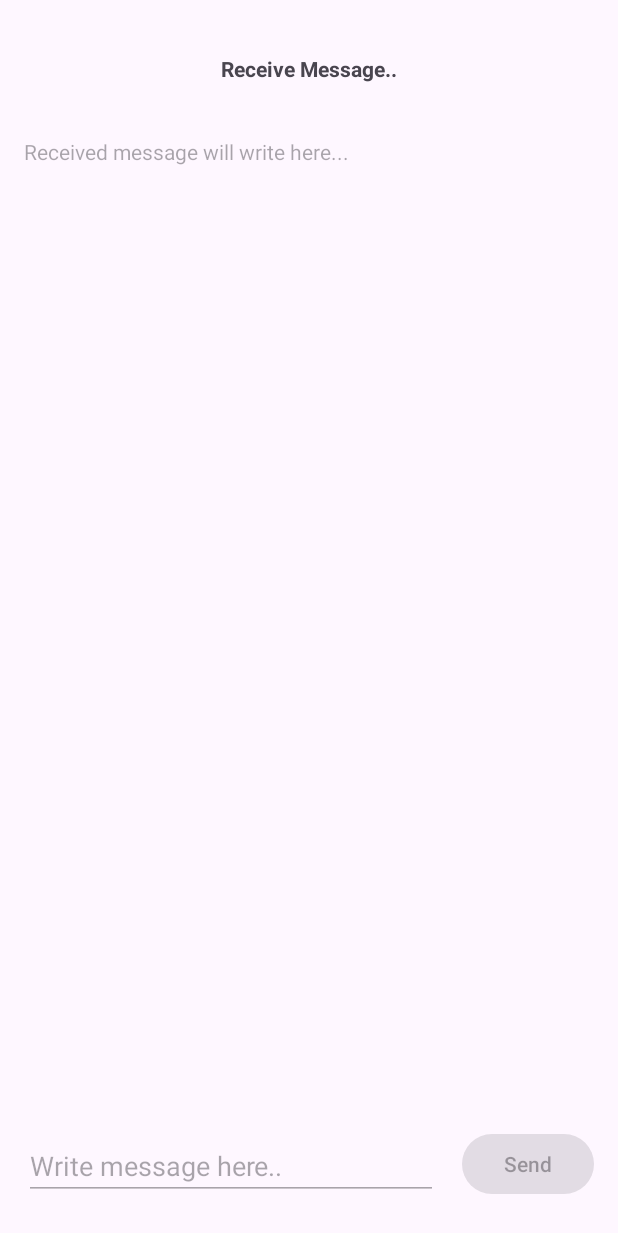
After one commit to MazenAbdelgawad/Android-Bluetooth-Library, an Android app: the MessagesActivity screen opened directly, with no data from a screen before it, on a phone screen of 412 x 824 dp. The commit adds this screen. Shown: the top 1233 px of the screen. Run offline under Robolectric (Android 15) with nearby library versions, the phone set to English and light mode, and no system bars.

Commit message:
Handle demo app for BluetoothKit to send & recieve messages

```diff
--- a/app/build.gradle.kts
+++ b/app/build.gradle.kts
@@ -36,7 +36,6 @@ android {
 }
 
 dependencies {
-
     implementation("androidx.core:core-ktx:1.12.0")
     implementation("androidx.appcompat:appcompat:1.6.1")
     implementation("com.google.android.material:material:1.11.0")
@@ -44,4 +43,7 @@ dependencies {
     testImplementation("junit:junit:4.13.2")
     androidTestImplementation("androidx.test.ext:junit:1.1.5")
     androidTestImplementation("androidx.test.espresso:espresso-core:3.5.1")
+
+    //implementation android-bluetooth-library
+    implementation(project(mapOf("path" to ":android-bluetooth-library")))
 }
--- a/app/src/main/AndroidManifest.xml
+++ b/app/src/main/AndroidManifest.xml
@@ -13,6 +13,12 @@
         android:theme="@style/Theme.AndroidBluetoothLibrary"
         tools:targetApi="31">
         <activity
+            android:name=".SelectDeviceActivity"
+            android:exported="false" />
+        <activity
+            android:name=".MessagesActivity"
+            android:exported="false" />
+        <activity
             android:name=".MainActivity"
             android:exported="true">
             <intent-filter>
--- /dev/null
+++ b/app/src/main/java/com/mazenabdelgawad/androidbluetooth/Utils.kt
@@ -0,0 +1,50 @@
+package com.mazenabdelgawad.androidbluetooth
+
+import android.Manifest
+import android.content.pm.PackageManager
+import android.os.Build
+import androidx.appcompat.app.AlertDialog
+import androidx.appcompat.app.AppCompatActivity
+
+const val REQUEST_ENABLE_BLUETOOTH = 100
+const val PERMISSION_REQUEST_LOCATION = 200
+const val HOST_BLUETOOTH_DEVICE = "HOST_BLUETOOTH_DEVICE"
+
+fun AppCompatActivity.checkPermission(): Boolean {
+    if (Build.VERSION.SDK_INT < Build.VERSION_CODES.M) return true
+
+    val permissions = mutableListOf(
+        Manifest.permission.ACCESS_COARSE_LOCATION,
+        Manifest.permission.ACCESS_FINE_LOCATION,
+    )
+
+    if (Build.VERSION.SDK_INT >= Build.VERSION_CODES.S) {
+        permissions.add(Manifest.permission.BLUETOOTH_CONNECT)
+        permissions.add(Manifest.permission.BLUETOOTH_SCAN)
+        permissions.add(Manifest.permission.BLUETOOTH_ADVERTISE)
+    }
+
+    if (this.checkSelfPermission(Manifest.permission.ACCESS_COARSE_LOCATION) != PackageManager.PERMISSION_GRANTED
+        || this.checkSelfPermission(Manifest.permission.ACCESS_FINE_LOCATION) != PackageManager.PERMISSION_GRANTED
+        || (Build.VERSION.SDK_INT >= Build.VERSION_CODES.S &&
+                (this.checkSelfPermission(Manifest.permission.BLUETOOTH_CONNECT) != PackageManager.PERMISSION_GRANTED
+                        || this.checkSelfPermission(Manifest.permission.BLUETOOTH_SCAN) != PackageManager.PERMISSION_GRANTED
+                        || this.checkSelfPermission(Manifest.permission.BLUETOOTH_ADVERTISE) != PackageManager.PERMISSION_GRANTED)
+                )
+    ) {
+        val builder = AlertDialog.Builder(this)
+        builder.setTitle("Permission Request")
+        builder.setMessage("Please grant location access to enable find bluetooth devices")
+        builder.setPositiveButton(android.R.string.ok, null)
+        builder.setOnDismissListener {
+            requestPermissions(
+                permissions.toTypedArray(),
+                PERMISSION_REQUEST_LOCATION
+            )
+        }
+        builder.show()
+        return false;
+    } else {
+        return true
+    }
+}
--- /dev/null
+++ b/app/src/main/res/layout/activity_messages.xml
@@ -0,0 +1,57 @@
+<?xml version="1.0" encoding="utf-8"?>
+<androidx.constraintlayout.widget.ConstraintLayout xmlns:android="http://schemas.android.com/apk/res/android"
+    xmlns:app="http://schemas.android.com/apk/res-auto"
+    xmlns:tools="http://schemas.android.com/tools"
+    android:layout_width="match_parent"
+    android:layout_height="match_parent"
+    tools:context=".MessagesActivity">
+
+    <TextView
+        android:id="@+id/textView2"
+        android:layout_width="wrap_content"
+        android:layout_height="wrap_content"
+        android:layout_marginTop="36dp"
+        android:text="Receive Message.."
+        android:textStyle="bold"
+        app:layout_constraintEnd_toEndOf="parent"
+        app:layout_constraintStart_toStartOf="parent"
+        app:layout_constraintTop_toTopOf="parent" />
+
+    <TextView
+        android:id="@+id/received_message"
+        android:layout_width="match_parent"
+        android:layout_height="0dp"
+        android:layout_marginStart="16dp"
+        android:layout_marginTop="36dp"
+        android:layout_marginEnd="16dp"
+        android:layout_marginBottom="24dp"
+        android:hint="Received message will write here..."
+        android:scrollHorizontally="true"
+        app:layout_constraintBottom_toTopOf="@+id/editText_Message"
+        app:layout_constraintEnd_toEndOf="parent"
+        app:layout_constraintHorizontal_bias="0.498"
+        app:layout_constraintStart_toStartOf="parent"
+        app:layout_constraintTop_toBottomOf="@+id/textView2" />
+
+    <EditText
+        android:id="@+id/editText_Message"
+        android:layout_width="0dp"
+        android:layout_height="wrap_content"
+        android:layout_marginStart="16dp"
+        android:layout_marginEnd="16dp"
+        android:layout_marginBottom="24dp"
+        android:hint="Write message here.."
+        app:layout_constraintBottom_toBottomOf="parent"
+        app:layout_constraintEnd_toStartOf="@+id/button_send"
+        app:layout_constraintStart_toStartOf="parent" />
+
+    <Button
+        android:id="@+id/button_send"
+        android:layout_width="wrap_content"
+        android:layout_height="wrap_content"
+        android:layout_marginEnd="16dp"
+        android:layout_marginBottom="24dp"
+        android:text="Send"
+        app:layout_constraintBottom_toBottomOf="parent"
+        app:layout_constraintEnd_toEndOf="parent" />
+</androidx.constraintlayout.widget.ConstraintLayout>
```
Also changed, not shown: app/src/main/java/com/mazenabdelgawad/androidbluetooth/BluetoothDevicesAdapter.kt (added, +49 -0 lines), app/src/main/java/com/mazenabdelgawad/androidbluetooth/MainActivity.kt (+10 -0 lines), app/src/main/java/com/mazenabdelgawad/androidbluetooth/MessagesActivity.kt (added, +136 -0 lines), app/src/main/java/com/mazenabdelgawad/androidbluetooth/SelectDeviceActivity.kt (added, +90 -0 lines), app/src/main/res/layout/activity_main.xml (+15 -3 lines), app/src/main/res/layout/activity_select_device.xml (added, +42 -0 lines), app/src/main/res/layout/device_card.xml (added, +27 -0 lines).
